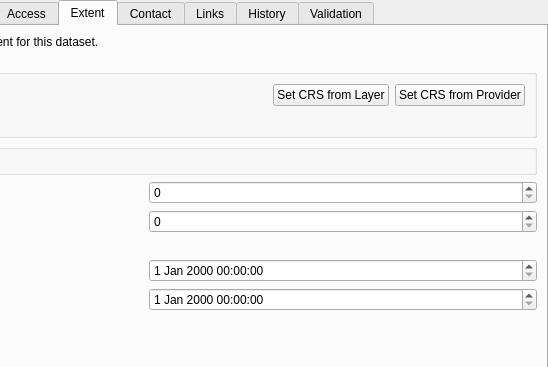
First picture: the form in src/ui/qgsmetadatawidget.ui, repository qgis/QGIS, before the edit; both pictures show x 256 to 804 and y 0 to 367 of the 804 by 668 pixel window.
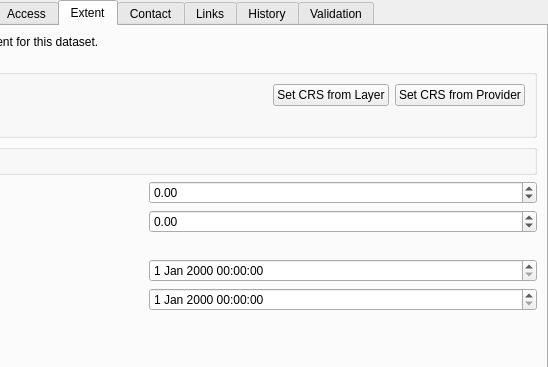
Second picture: the form after the edit. The open tabs and pages were chosen to show the change. Icons and pictures are not drawn. Custom widgets are drawn as their Qt base class.

Commit message:
Fix widget z range restrictions for layer metadata
Expand the range to allow negative values, set max to >99

```diff
--- a/src/ui/qgsmetadatawidget.ui
+++ b/src/ui/qgsmetadatawidget.ui
@@ -976,7 +976,14 @@
           </widget>
          </item>
          <item>
-          <widget class="QgsSpinBox" name="spinBoxZMaximum"/>
+          <widget class="QgsDoubleSpinBox" name="spinBoxZMaximum">
+           <property name="minimum">
+            <double>-9999999999.000000000000000</double>
+           </property>
+           <property name="maximum">
+            <double>9999999999.000000000000000</double>
+           </property>
+          </widget>
          </item>
         </layout>
        </item>
@@ -990,7 +997,14 @@
           </widget>
          </item>
          <item>
-          <widget class="QgsSpinBox" name="spinBoxZMinimum"/>
+          <widget class="QgsDoubleSpinBox" name="spinBoxZMinimum">
+           <property name="minimum">
+            <double>-9999999999.000000000000000</double>
+           </property>
+           <property name="maximum">
+            <double>9999999999.000000000000000</double>
+           </property>
+          </widget>
          </item>
         </layout>
        </item>
@@ -1485,17 +1499,17 @@
   </layout>
  </widget>
  <customwidgets>
+  <customwidget>
+   <class>QgsDoubleSpinBox</class>
+   <extends>QDoubleSpinBox</extends>
+   <header>qgsdoublespinbox.h</header>
+  </customwidget>
   <customwidget>
    <class>QgsScrollArea</class>
    <extends>QScrollArea</extends>
    <header>qgsscrollarea.h</header>
    <container>1</container>
   </customwidget>
-  <customwidget>
-   <class>QgsSpinBox</class>
-   <extends>QSpinBox</extends>
-   <header>qgsspinbox.h</header>
-  </customwidget>
   <customwidget>
    <class>QgsCollapsibleGroupBox</class>
    <extends>QGroupBox</extends>
```
The commit also changes 1 other file.
